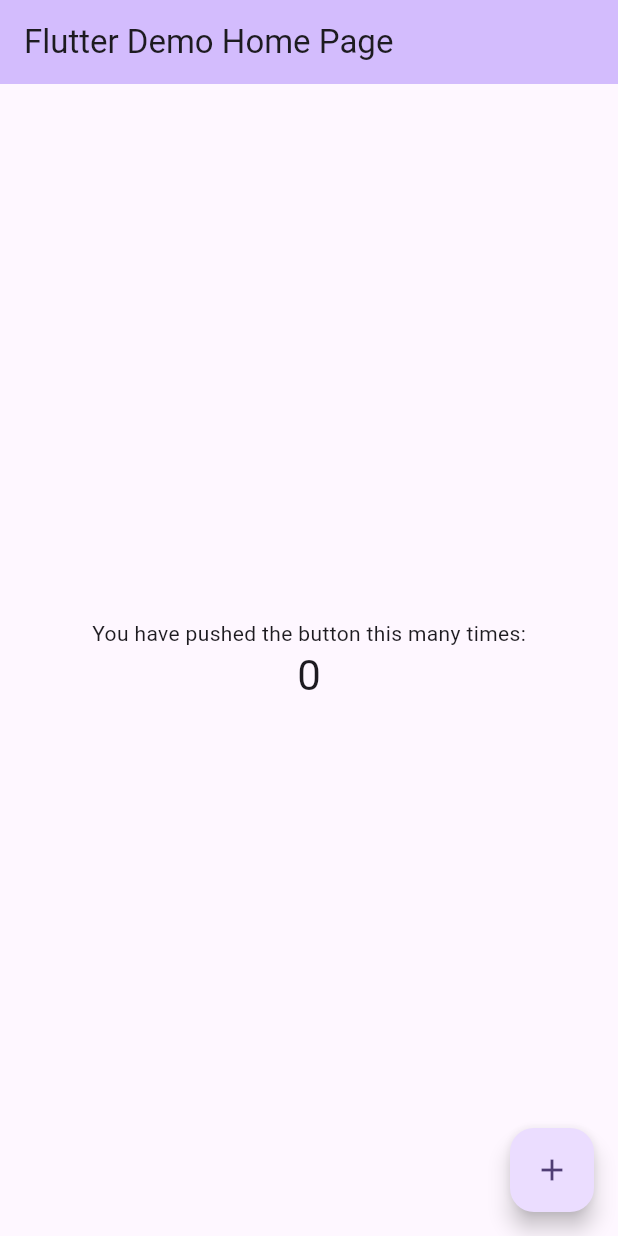
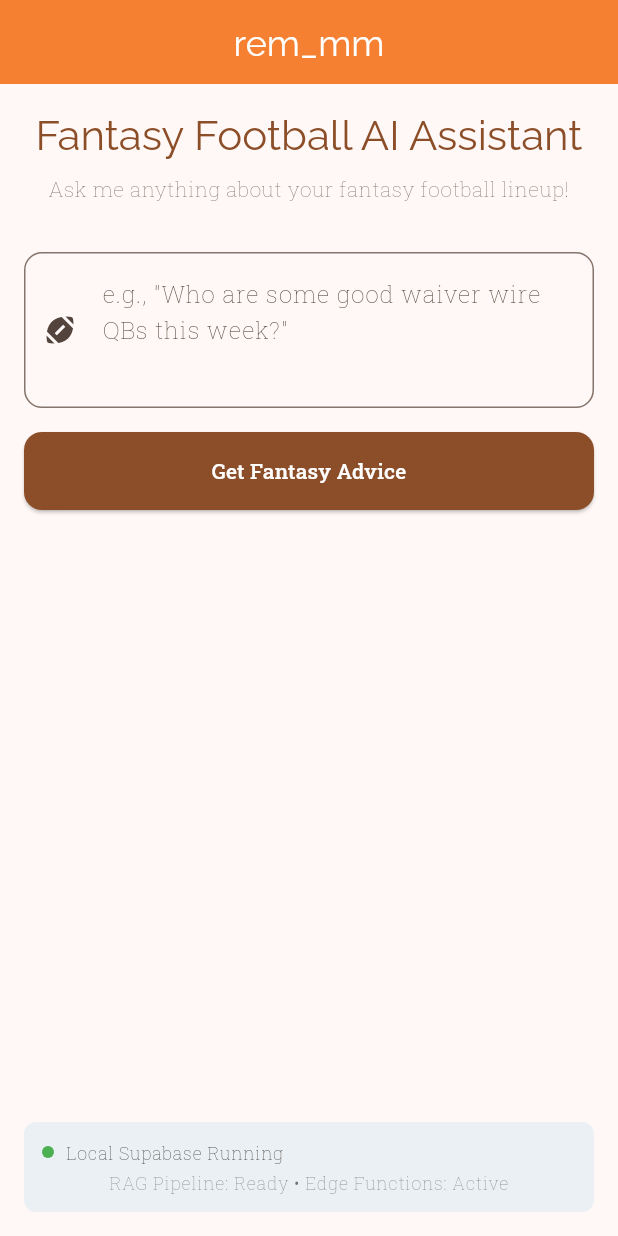
Before and after one commit to alloatech/rem_mm, a Flutter app: the screen it shows after launch, on a phone screen of 412 x 824 dp. Run offline on Flutter 3.47's test engine with Material 3 defaults, Android fonts, the phone set to English and light mode, and no system bars; our stand-ins replace envied, flutter_riverpod, google_fonts, supabase_flutter; accounts and stored records are empty; generated files the repository leaves out were written again.

Commit message:
feat: Set up local Supabase stack and Flutter app foundation
✅ Local Development Environment:
- Install and configure Supabase CLI with Docker
- Start local Supabase stack with all services
- Create pgvector database schema for RAG embeddings
- Set up player_embeddings table with similarity search indexes

🚀 Edge Functions (RAG Backend):
- get-fantasy-advice: Main query handler (placeholder implementation)
- daily-data-ingestion: Fetches 11,400+ players from Sleeper API
- Both functions tested and working locally

📱 Flutter App Foundation:
- Replace default counter app with fantasy football AI interface
- Implement proper Material 3 theming with project color palette
- Add Google Fonts (Roboto Slab + Raleway) as specified
- Create responsive home page with query input and advice display
- Set up Riverpod state management and Supabase integration

🔧 Configuration:
- Environment variables with envied for secure credential management
- Code generation pipeline for envied + riverpod
- Local .env file with Supabase credentials
- Database migrations for player embeddings schema

🎯 Ready for RAG Implementation:
- Database schema ready for embeddings storage
- Edge Functions scaffolded for Gemini integration
- Flutter UI ready for real-time advice display
- All foundations in place for NAS deployment

```diff
--- /dev/null
+++ b/lib/core/config/env.dart
@@ -0,0 +1,12 @@
+import 'package:envied/envied.dart';
+
+part 'env.g.dart';
+
+@Envied(path: '.env')
+abstract class Env {
+  @EnviedField(varName: 'SUPABASE_URL')
+  static const String supabaseUrl = _Env.supabaseUrl;
+
+  @EnviedField(varName: 'SUPABASE_ANON_KEY')
+  static const String supabaseAnonKey = _Env.supabaseAnonKey;
+}
--- /dev/null
+++ b/lib/features/fantasy_advice/presentation/pages/home_page.dart
@@ -0,0 +1,192 @@
+import 'package:flutter/material.dart';
+import 'package:flutter_riverpod/flutter_riverpod.dart';
+
+class HomePage extends ConsumerStatefulWidget {
+  const HomePage({super.key});
+
+  @override
+  ConsumerState<HomePage> createState() => _HomePageState();
+}
+
+class _HomePageState extends ConsumerState<HomePage> {
+  final TextEditingController _queryController = TextEditingController();
+  bool _isLoading = false;
+  String? _advice;
+
+  @override
+  void dispose() {
+    _queryController.dispose();
+    super.dispose();
+  }
+
+  Future<void> _getFantasyAdvice() async {
+    if (_queryController.text.trim().isEmpty) return;
+
+    setState(() {
+      _isLoading = true;
+      _advice = null;
+    });
+
+    try {
+      // TODO: Call our Supabase Edge Function
+      await Future.delayed(const Duration(seconds: 1)); // Simulate API call
+
+      setState(() {
+        _advice = "🏈 RAG-powered fantasy advice coming soon! Your query: '${_queryController.text.trim()}'";
+      });
+    } catch (error) {
+      setState(() {
+        _advice = "❌ Error getting advice: $error";
+      });
+    } finally {
+      setState(() {
+        _isLoading = false;
+      });
+    }
+  }
+
+  @override
+  Widget build(BuildContext context) {
+    final theme = Theme.of(context);
+
+    return Scaffold(
+      appBar: AppBar(
+        title: const Text('rem_mm'),
+        centerTitle: true,
+      ),
+      body: Padding(
+        padding: const EdgeInsets.all(16.0),
+        child: Column(
+          crossAxisAlignment: CrossAxisAlignment.stretch,
+          children: [
+            // Header
+            Text(
+              'Fantasy Football AI Assistant',
+              style: theme.textTheme.headlineMedium?.copyWith(
+                color: theme.colorScheme.primary,
+              ),
+              textAlign: TextAlign.center,
+            ),
+            const SizedBox(height: 8),
+            Text(
+              'Ask me anything about your fantasy football lineup!',
+              style: theme.textTheme.bodyMedium?.copyWith(
+                color: theme.colorScheme.onSurface.withOpacity(0.7),
+              ),
+              textAlign: TextAlign.center,
+            ),
+            const SizedBox(height: 32),
+
+            // Query Input
+            TextField(
+              controller: _queryController,
+              decoration: InputDecoration(
+                hintText: 'e.g., "Who are some good waiver wire QBs this week?"',
+                border: OutlineInputBorder(
+                  borderRadius: BorderRadius.circular(12),
+                ),
+                prefixIcon: const Icon(Icons.sports_football),
+              ),
+              maxLines: 3,
+              onSubmitted: (_) => _getFantasyAdvice(),
+            ),
+            const SizedBox(height: 16),
+
+            // Submit Button
+            ElevatedButton(
+              onPressed: _isLoading ? null : _getFantasyAdvice,
+              style: ElevatedButton.styleFrom(
+                backgroundColor: theme.colorScheme.primary,
+                foregroundColor: Colors.white,
+                padding: const EdgeInsets.symmetric(vertical: 16),
+                shape: RoundedRectangleBorder(
+                  borderRadius: BorderRadius.circular(12),
+                ),
+              ),
+              child: _isLoading
+                  ? const SizedBox(
+                      height: 20,
+                      width: 20,
+                      child: CircularProgressIndicator(
+                        strokeWidth: 2,
+                        color: Colors.white,
+                      ),
+                    )
+                  : const Text('Get Fantasy Advice'),
+            ),
+            const SizedBox(height: 24),
+
+            // Response Area
+            if (_advice != null) ...[
+              Container(
+                padding: const EdgeInsets.all(16),
+                decoration: BoxDecoration(
+                  color: theme.colorScheme.surfaceVariant.withOpacity(0.5),
+                  borderRadius: BorderRadius.circular(12),
+                  border: Border.all(
+                    color: theme.colorScheme.outline.withOpacity(0.2),
+                  ),
+                ),
+                child: Column(
+                  crossAxisAlignment: CrossAxisAlignment.start,
+                  children: [
+                    Text(
+                      'AI Advice:',
+                      style: theme.textTheme.titleMedium?.copyWith(
+                        fontWeight: FontWeight.bold,
+                      ),
+                    ),
+                    const SizedBox(height: 8),
+                    Text(
+                      _advice!,
+                      style: theme.textTheme.bodyLarge,
+                    ),
+                  ],
+                ),
+              ),
+            ],
+
+            const Spacer(),
+
+            // Status Info
+            Container(
+              padding: const EdgeInsets.all(12),
+              decoration: BoxDecoration(
+                color: theme.colorScheme.secondary.withOpacity(0.1),
+                borderRadius: BorderRadius.circular(8),
+              ),
+              child: Column(
+                children: [
+                  Row(
+                    children: [
+                      Container(
+                        width: 8,
+                        height: 8,
+                        decoration: BoxDecoration(
+                          color: Colors.green,
+                          shape: BoxShape.circle,
+                        ),
+                      ),
+                      const SizedBox(width: 8),
+                      Text(
+                        'Local Supabase Running',
+                        style: theme.textTheme.bodySmall,
+                      ),
+                    ],
+                  ),
+                  const SizedBox(height: 4),
+                  Text(
+                    'RAG Pipeline: Ready • Edge Functions: Active',
+                    style: theme.textTheme.bodySmall?.copyWith(
+                      color: theme.colorScheme.onSurface.withOpacity(0.6),
+                    ),
+                  ),
+                ],
+              ),
+            ),
+          ],
+        ),
+      ),
+    );
+  }
+}
--- a/lib/main.dart
+++ b/lib/main.dart
@@ -1,122 +1,62 @@
 import 'package:flutter/material.dart';
+import 'package:flutter_riverpod/flutter_riverpod.dart';
+import 'package:google_fonts/google_fonts.dart';
+import 'package:supabase_flutter/supabase_flutter.dart';
 
-void main() {
-  runApp(const MyApp());
+import 'core/config/env.dart';
+import 'features/fantasy_advice/presentation/pages/home_page.dart';
+
+void main() async {
+  WidgetsFlutterBinding.ensureInitialized();
+
+  // Initialize Supabase
+  await Supabase.initialize(url: Env.supabaseUrl, anonKey: Env.supabaseAnonKey);
+
+  runApp(const ProviderScope(child: RemMmApp()));
 }
 
-class MyApp extends StatelessWidget {
-  const MyApp({super.key});
+class RemMmApp extends StatelessWidget {
+  const RemMmApp({super.key});
 
-  // This widget is the root of your application.
   @override
   Widget build(BuildContext context) {
     return MaterialApp(
-      title: 'Flutter Demo',
+      title: 'rem_mm - Fantasy Football AI',
+      debugShowCheckedModeBanner: false,
       theme: ThemeData(
-        // This is the theme of your application.
-        //
-        // TRY THIS: Try running your application with "flutter run". You'll see
-        // the application has a purple toolbar. Then, without quitting the app,
-        // try changing the seedColor in the colorScheme below to Colors.green
-        // and then invoke "hot reload" (save your changes or press the "hot
-        // reload" button in a Flutter-supported IDE, or press "r" if you used
-        // the command line to start the app).
-        //
-        // Notice that the counter didn't reset back to zero; the application
-        // state is not lost during the reload. To reset the state, use hot
-        // restart instead.
-        //
-        // This works for code too, not just values: Most code changes can be
-        // tested with just a hot reload.
-        colorScheme: ColorScheme.fromSeed(seedColor: Colors.deepPurple),
+        useMaterial3: true,
+        colorScheme:
+            ColorScheme.fromSeed(
+              seedColor: const Color(0xFFF58031), // Orange from palette
+              brightness: Brightness.light,
+            ).copyWith(
+              secondary: const Color(0xFF32ACE3), // Blue from palette
+              tertiary: const Color(0xFF59ba32), // Green from palette
+            ),
+        textTheme: GoogleFonts.robotoSlabTextTheme().copyWith(
+          // Body text uses Roboto Slab weight 100
+          bodyLarge: GoogleFonts.robotoSlab(fontWeight: FontWeight.w100),
+          bodyMedium: GoogleFonts.robotoSlab(fontWeight: FontWeight.w100),
+          bodySmall: GoogleFonts.robotoSlab(fontWeight: FontWeight.w100),
+          // Headings use Raleway weight 400
+          headlineLarge: GoogleFonts.raleway(fontWeight: FontWeight.w400),
+          headlineMedium: GoogleFonts.raleway(fontWeight: FontWeight.w400),
+          headlineSmall: GoogleFonts.raleway(fontWeight: FontWeight.w400),
+          titleLarge: GoogleFonts.raleway(fontWeight: FontWeight.w400),
+          titleMedium: GoogleFonts.raleway(fontWeight: FontWeight.w400),
+          titleSmall: GoogleFonts.raleway(fontWeight: FontWeight.w400),
+        ),
+        appBarTheme: AppBarTheme(
+          backgroundColor: const Color(0xFFF58031),
+          foregroundColor: Colors.white,
+          titleTextStyle: GoogleFonts.raleway(
+            fontSize: 24,
+            fontWeight: FontWeight.w400,
+            color: Colors.white,
+          ),
+        ),
       ),
-      home: const MyHomePage(title: 'Flutter Demo Home Page'),
+      home: const HomePage(),
     );
   }
 }
-
-class MyHomePage extends StatefulWidget {
-  const MyHomePage({super.key, required this.title});
-
-  // This widget is the home page of your application. It is stateful, meaning
-  // that it has a State object (defined below) that contains fields that affect
-  // how it looks.
-
-  // This class is the configuration for the state. It holds the values (in this
-  // case the title) provided by the parent (in this case the App widget) and
-  // used by the build method of the State. Fields in a Widget subclass are
-  // always marked "final".
-
-  final String title;
-
-  @override
-  State<MyHomePage> createState() => _MyHomePageState();
-}
-
-class _MyHomePageState extends State<MyHomePage> {
-  int _counter = 0;
-
-  void _incrementCounter() {
-    setState(() {
-      // This call to setState tells the Flutter framework that something has
-      // changed in this State, which causes it to rerun the build method below
-      // so that the display can reflect the updated values. If we changed
-      // _counter without calling setState(), then the build method would not be
-      // called again, and so nothing would appear to happen.
-      _counter++;
-    });
-  }
-
-  @override
-  Widget build(BuildContext context) {
-    // This method is rerun every time setState is called, for instance as done
-    // by the _incrementCounter method above.
-    //
-    // The Flutter framework has been optimized to make rerunning build methods
-    // fast, so that you can just rebuild anything that needs updating rather
-    // than having to individually change instances of widgets.
-    return Scaffold(
-      appBar: AppBar(
-        // TRY THIS: Try changing the color here to a specific color (to
-        // Colors.amber, perhaps?) and trigger a hot reload to see the AppBar
-        // change color while the other colors stay the same.
-        backgroundColor: Theme.of(context).colorScheme.inversePrimary,
-        // Here we take the value from the MyHomePage object that was created by
-        // the App.build method, and use it to set our appbar title.
-        title: Text(widget.title),
-      ),
-      body: Center(
-        // Center is a layout widget. It takes a single child and positions it
-        // in the middle of the parent.
-        child: Column(
-          // Column is also a layout widget. It takes a list of children and
-          // arranges them vertically. By default, it sizes itself to fit its
-          // children horizontally, and tries to be as tall as its parent.
-          //
-          // Column has various properties to control how it sizes itself and
-          // how it positions its children. Here we use mainAxisAlignment to
-          // center the children vertically; the main axis here is the vertical
-          // axis because Columns are vertical (the cross axis would be
-          // horizontal).
-          //
-          // TRY THIS: Invoke "debug painting" (choose the "Toggle Debug Paint"
-          // action in the IDE, or press "p" in the console), to see the
-          // wireframe for each widget.
-          mainAxisAlignment: MainAxisAlignment.center,
-          children: <Widget>[
-            const Text('You have pushed the button this many times:'),
-            Text(
-              '$_counter',
-              style: Theme.of(context).textTheme.headlineMedium,
-            ),
-          ],
-        ),
-      ),
-      floatingActionButton: FloatingActionButton(
-        onPressed: _incrementCounter,
-        tooltip: 'Increment',
-        child: const Icon(Icons.add),
-      ), // This trailing comma makes auto-formatting nicer for build methods.
-    );
-  }
-}
--- a/pubspec.yaml
+++ b/pubspec.yaml
@@ -27,6 +27,8 @@ dependencies:
   # hard-coding them into the app.
   envied: ^0.5.4+1
 
+  # Google Fonts for custom typography
+  google_fonts: ^6.1.0
 
   # The following adds the Cupertino Icons font to your application.
   # Use with the CupertinoIcons class for iOS style icons.
```
Also changed, not shown: lib/core/config/env.g.dart (added), pubspec.lock, 11 other files.
